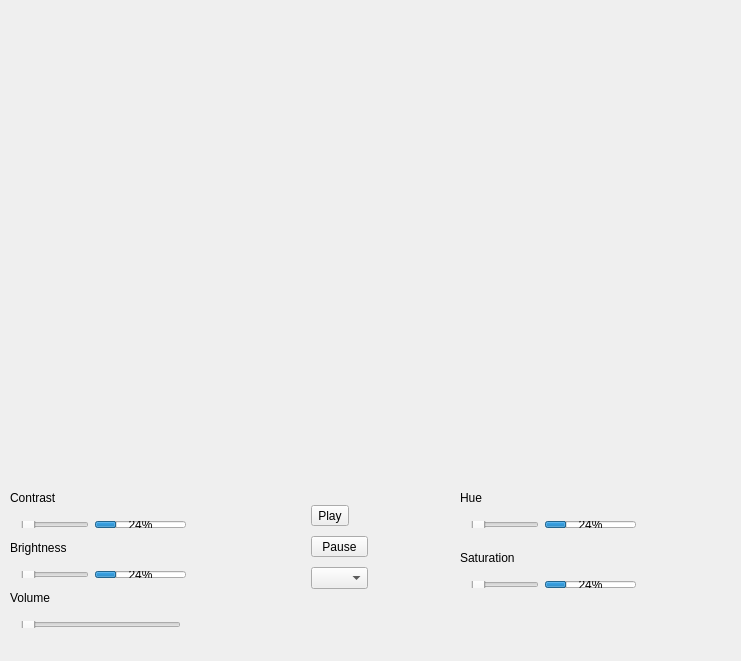
Old version of the form gstvideo.ui in the repository neithanmo/BitRiver.
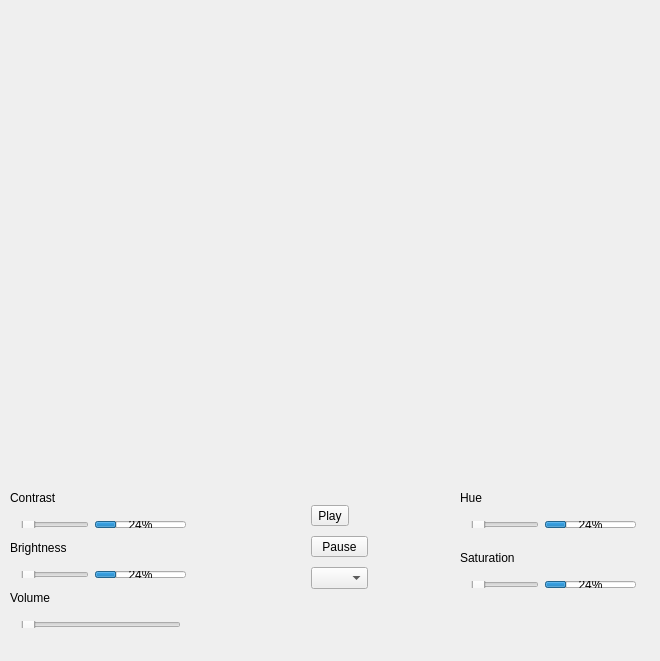
New version of the form.

Commit message: correctly streaming to youtube, new element audioparse for audio settings like number of channels, bitrade and more

Patch:
```diff
--- a/gstvideo.ui
+++ b/gstvideo.ui
@@ -6,16 +6,22 @@
    <rect>
     <x>0</x>
     <y>0</y>
-    <width>741</width>
+    <width>660</width>
     <height>661</height>
    </rect>
   </property>
   <property name="minimumSize">
    <size>
-    <width>741</width>
+    <width>660</width>
     <height>0</height>
    </size>
   </property>
+  <property name="maximumSize">
+   <size>
+    <width>660</width>
+    <height>16777215</height>
+   </size>
+  </property>
   <property name="windowTitle">
    <string>gstvideo</string>
   </property>
```
